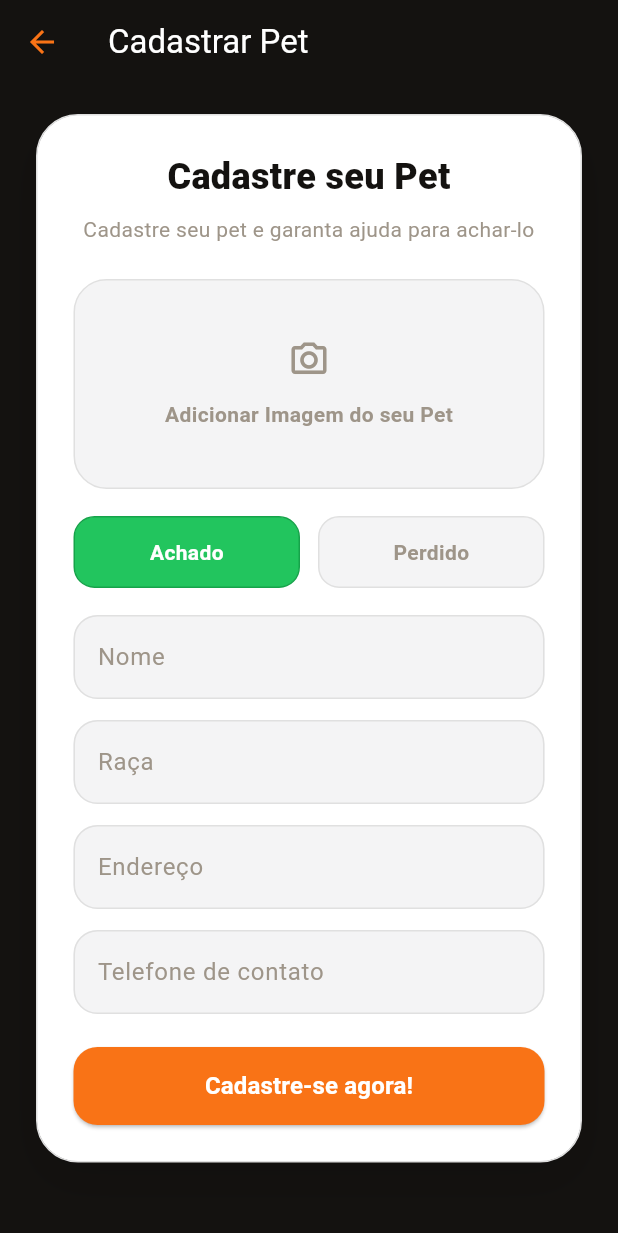
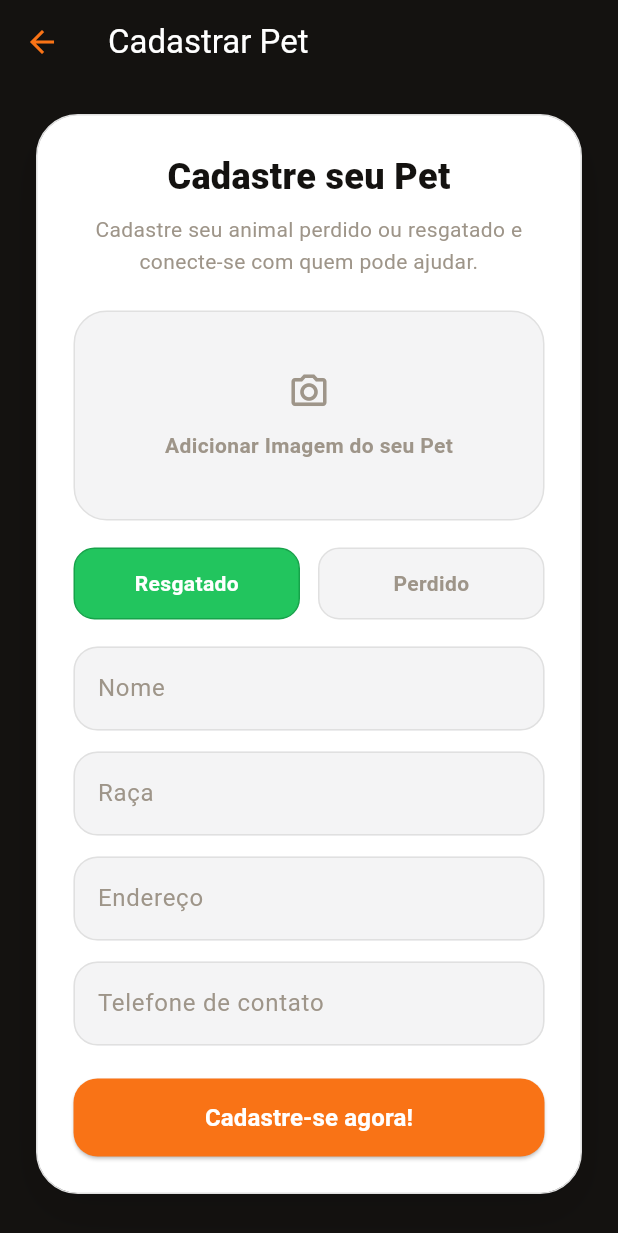
Before and after one commit to Marquesleticia/petSave, a Flutter app: the PetRegistrationPage screen opened directly, on a phone screen of 412 x 824 dp. Shown: the top 1233 px of the screen. Run offline on Flutter 3.47's test engine with Material 3 defaults, Android fonts, the phone set to English and light mode, and no system bars; our stand-ins replace image_picker; missing offline and left inert: postgres; network calls fail.

Commit message:
limpeza de codigo simples

```diff
--- a/lib/models/pet_card.dart
+++ b/lib/models/pet_card.dart
@@ -15,7 +15,7 @@ class PetCard {
     required this.imageUrl,
   });
 
-  // Converter para Map (para salvar no banco)
+
   Map<String, dynamic> toMap() {
     return {
       'id': id,
@@ -38,7 +38,7 @@ class PetCard {
     );
   }
 
-  // Copiar com algumas mudanças
+
   PetCard copyWith({
     int? id,
     String? name,
--- a/lib/pages/pet_details_page.dart
+++ b/lib/pages/pet_details_page.dart
@@ -1,7 +1,6 @@
 import 'package:flutter/material.dart';
 import 'package:pet_save/utils/image_helpers.dart';
 
-// ── Paleta global (Consistência com a Home Page) ──
 const _bg = Color(0xFF141210);
 const _surface = Color(0xFF1F1C19);
 const _orange = Color(0xFFF97316);
@@ -27,7 +26,6 @@ class PetDetailsPage extends StatelessWidget {
 
   @override
   Widget build(BuildContext context) {
-    // Mantendo a regra de cores das tags
     final badgeColor =
         isResgatado ? const Color(0xFF8B5CF6) : const Color(0xFFEF4444);
     final tagText = isResgatado ? 'RESGATADO' : 'PERDIDO';
@@ -56,7 +54,7 @@ class PetDetailsPage extends StatelessWidget {
           final descriptionSize = isWide ? 17.0 : 15.0;
           final buttonFontSize = isWide ? 16.0 : 15.0;
 
-          // Extraímos a imagem para aplicar o Hero Animation e sombras
+
           final image = Container(
             decoration: BoxDecoration(
               borderRadius: BorderRadius.circular(24),
@@ -68,9 +66,8 @@ class PetDetailsPage extends StatelessWidget {
                 ),
               ],
             ),
-            // O Hero faz a imagem transicionar suavemente da tela anterior
             child: Hero(
-              tag: imageUrl, // Esta tag precisa ser igual à da tela anterior
+              tag: imageUrl,
               child: ClipRRect(
                 borderRadius: BorderRadius.circular(24),
                 child: Image(
@@ -95,7 +92,7 @@ class PetDetailsPage extends StatelessWidget {
           final detailsContent = Column(
             crossAxisAlignment: CrossAxisAlignment.start,
             children: [
-              // Tag Roxo/Vermelho com estilo moderno
+
               Container(
                 padding:
                     const EdgeInsets.symmetric(horizontal: 12, vertical: 6),
@@ -146,7 +143,7 @@ class PetDetailsPage extends StatelessWidget {
               ),
               const SizedBox(height: 32),
 
-              // Separador sutil
+
               const Divider(color: Color(0xFF2E2B27), thickness: 1, height: 1),
               const SizedBox(height: 32),
 
@@ -170,7 +167,7 @@ class PetDetailsPage extends StatelessWidget {
               ),
               const SizedBox(height: 40),
 
-              // Botão de Contato
+
               SizedBox(
                 width: double.infinity,
                 height: 54,
@@ -220,7 +217,7 @@ class PetDetailsPage extends StatelessWidget {
                       detailsContent,
                       const SizedBox(
                           height:
-                              40), // Espaço extra no final para não colar na borda
+                              40),
                     ],
                   ),
           );
--- a/lib/pages/pet_registration_page.dart
+++ b/lib/pages/pet_registration_page.dart
@@ -170,7 +170,7 @@ class _PetRegistrationPageState extends State<PetRegistrationPage> {
                 ),
                 const SizedBox(height: 8),
                 const Text(
-                  'Cadastre seu pet e garanta ajuda para achar-lo',
+                  'Cadastre seu animal perdido ou resgatado e conecte-se com quem pode ajudar.',
                   textAlign: TextAlign.center,
                   style: TextStyle(
                     color: _textSecondary,
@@ -236,7 +236,7 @@ class _PetRegistrationPageState extends State<PetRegistrationPage> {
                             ),
                           ),
                           child: Text(
-                            'Achado',
+                            'Resgatado',
                             style: TextStyle(
                               color: _status == _PetStatus.achado
                                   ? Colors.white
--- a/lib/pages/register_page.dart
+++ b/lib/pages/register_page.dart
@@ -50,7 +50,7 @@ class _RegisterPageState extends State<RegisterPage> {
     setState(() => _isLoading = false);
 
     if (error != null) {
-      // Mostra o erro (ex: e-mail já cadastrado)
+
       ScaffoldMessenger.of(context).showSnackBar(
         SnackBar(
           content: Text(error),
@@ -62,7 +62,7 @@ class _RegisterPageState extends State<RegisterPage> {
       return;
     }
 
-    // Cadastro OK → vai para home
+
     Navigator.pushReplacement(
       context,
       MaterialPageRoute(
```
Also changed, not shown: lib/pages/home_page.dart (+5 -13 lines), lib/services/postgres_service.dart (+4 -11 lines), pubspec.lock.
